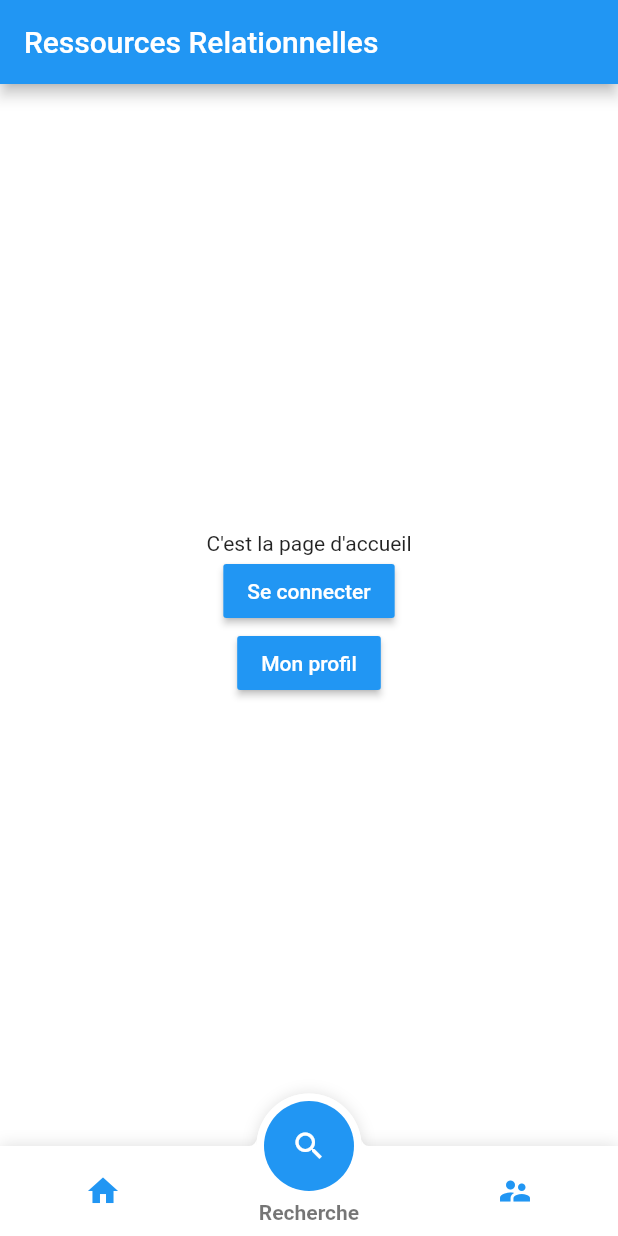
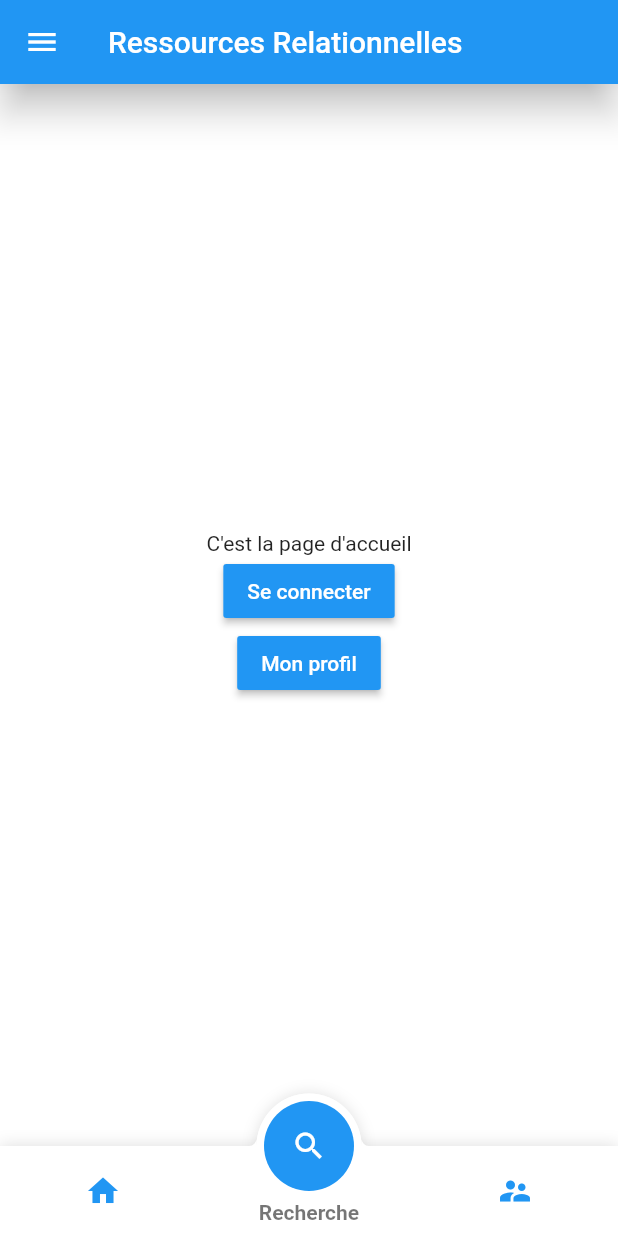
Before and after one commit to CUBEb4g1/Projet-CUBE-ApplicationMobile, a Flutter app: the screen it shows after launch, on a phone screen of 412 x 824 dp. Run offline on Flutter 3.47's test engine with Material 2 defaults, Android fonts, the phone set to English and light mode, and no system bars.

Commit message:
Another small update for app bar

```diff
--- a/lib/main.dart
+++ b/lib/main.dart
@@ -40,7 +40,12 @@ class _MyHomePageState extends State<MyHomePage> {
   Widget build(BuildContext context) {
     return Scaffold(
       appBar: AppBar(
+        backgroundColor: Colors.blue,
+        elevation: 10,
+        leading: Icon(Icons.menu),
         title: Text(widget.title),
+        actions: <Widget>[
+        ],
       ),
       body: Container(
         decoration: BoxDecoration(color: Colors.white),
@@ -79,9 +84,7 @@ class _MyHomePageState extends State<MyHomePage> {
       ),
     );
   }
-
-
-
+  // Cool bottom navbar routes content
   _getPage(int page) {
     switch (page) {
       case 0:
```
